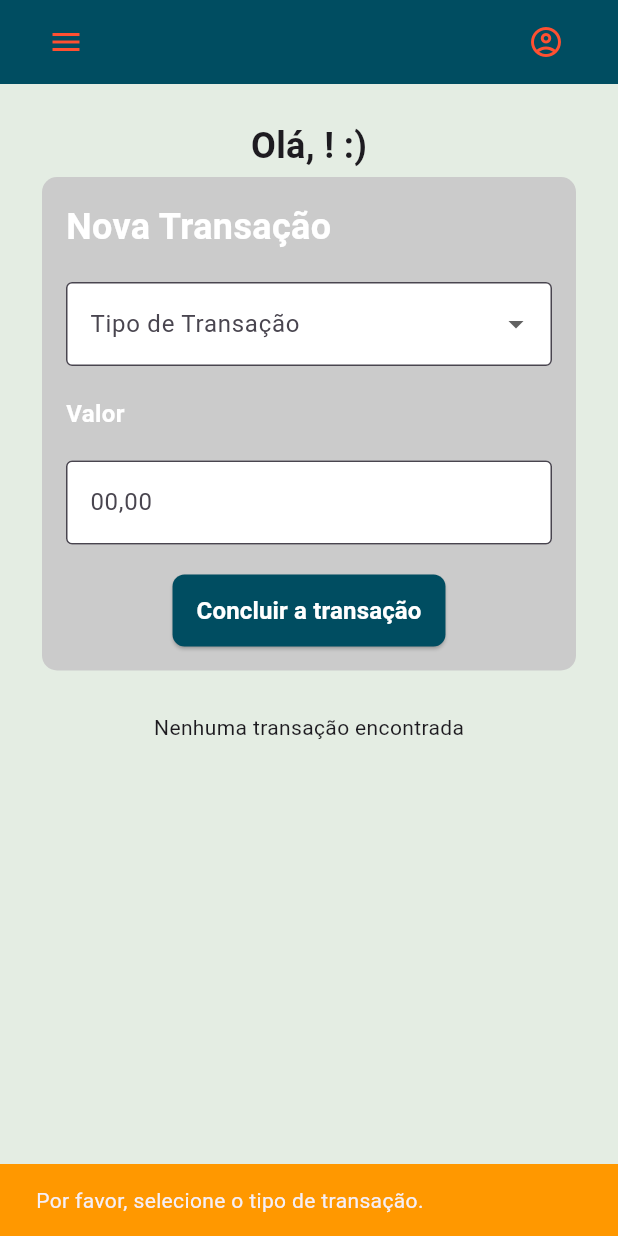
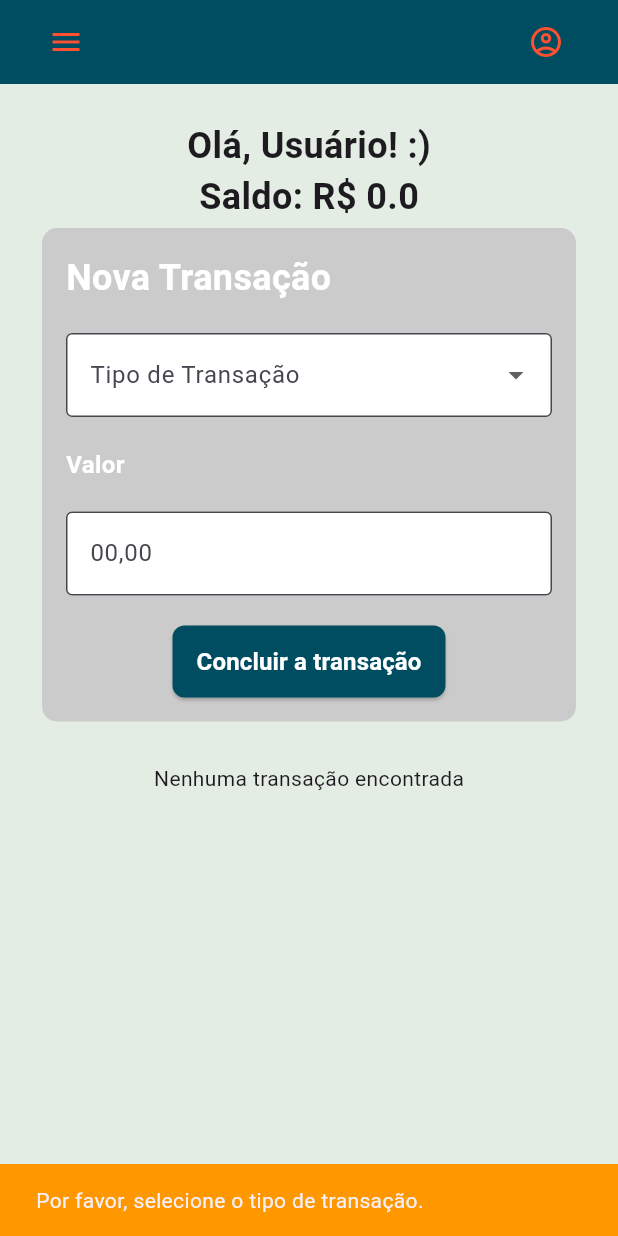
Before and after one commit to CarolBastos/tech_challenge_fase3, a Flutter app: the DashboardScreen screen opened by its route, after a tap on "Concluir a transação", on a phone screen of 412 x 824 dp. Run offline on Flutter 3.47's test engine with Material 3 defaults, Android fonts, the phone set to English and light mode, and no system bars; our stand-ins replace cloud_firestore, firebase_auth, firebase_core; accounts and stored records are empty.

Commit message:
adicionando logica para o saldo e transações

```diff
--- a/lib/screens/dashboard_screen.dart
+++ b/lib/screens/dashboard_screen.dart
@@ -17,6 +17,7 @@ class DashboardScreen extends StatefulWidget {
 class _DashboardScreenState extends State<DashboardScreen> {
   final GlobalKey<ScaffoldState> _scaffoldKey = GlobalKey<ScaffoldState>();
   String displayName = "Usuário";
+  double balance = 0.0;
 
   @override
   void initState() {
@@ -28,6 +29,7 @@ class _DashboardScreenState extends State<DashboardScreen> {
     User? user = FirebaseAuth.instance.currentUser;
     if (user != null) {
       await createUserFirestore(user);
+      await getUserBalance(user);
       setState(() {
         displayName = user.displayName ?? "Usuário";
       });
@@ -51,6 +53,20 @@ class _DashboardScreenState extends State<DashboardScreen> {
     }
   }
 
+  Future<void> getUserBalance(User user) async {
+    DocumentReference userRef = FirebaseFirestore.instance
+        .collection('usuarios')
+        .doc(user.uid);
+
+    DocumentSnapshot userDoc = await userRef.get();
+
+    if (userDoc.exists) {
+      setState(() {
+        balance = userDoc['saldo'] ?? 0.0;
+      });
+    }
+  }
+
   @override
   Widget build(BuildContext context) {
     return Scaffold(
@@ -67,6 +83,10 @@ class _DashboardScreenState extends State<DashboardScreen> {
                 "Olá, $displayName! :)",
                 style: TextStyle(fontSize: 24, fontWeight: FontWeight.bold),
               ),
+              Text(
+                "Saldo: R\$ $balance",
+                style: TextStyle(fontSize: 24, fontWeight: FontWeight.bold),
+              ),
               TransactionCard(),
               SizedBox(height: 24),
               TransactionList(),
--- a/lib/widgets/dashboard/new_transaction/new_transaction.dart
+++ b/lib/widgets/dashboard/new_transaction/new_transaction.dart
@@ -121,14 +121,55 @@ class _NewTransactionState extends State<NewTransaction> {
       return;
     }
 
+    double valor =
+        double.tryParse(valorController.text.replaceAll(',', '.')) ?? 0;
+    if (valor <= 0) {
+      ScaffoldMessenger.of(context).showSnackBar(
+        SnackBar(
+          content: Text('O valor da transação deve ser maior que zero.'),
+          backgroundColor: Colors.orange,
+        ),
+      );
+      return;
+    }
+
     try {
       FocusScope.of(context).unfocus();
+
+      DocumentSnapshot userDoc =
+          await FirebaseFirestore.instance
+              .collection('usuarios')
+              .doc(usuario.uid)
+              .get();
+
+      double balanceCurrent = (userDoc['saldo'] ?? 0).toDouble();
+      double newBalance = calculateNewBalance(
+        balanceCurrent,
+        valor,
+        tipoTransacao!,
+      );
+
+      if (newBalance < 0) {
+        ScaffoldMessenger.of(context).showSnackBar(
+          SnackBar(
+            content: Text('Saldo insuficiente para esta transação.'),
+            backgroundColor: Colors.red,
+          ),
+        );
+        return;
+      }
+
       await FirebaseFirestore.instance.collection('transacoes').add({
         'user_id': usuario.uid,
         'tipo': tipoTransacao,
         'valor': valorController.text,
         'data': FieldValue.serverTimestamp(),
       });
+
+      await FirebaseFirestore.instance
+          .collection('usuarios')
+          .doc(usuario.uid)
+          .update({'saldo': newBalance});
 
       ScaffoldMessenger.of(context).showSnackBar(
         SnackBar(
@@ -150,4 +191,18 @@ class _NewTransactionState extends State<NewTransaction> {
       );
     }
   }
+
+  bool isNegativeTransaction(String type) {
+    return type == 'Saque' || type == 'Transferência';
+  }
+
+  double calculateNewBalance(
+    double currentBalance,
+    double amount,
+    String type,
+  ) {
+    return isNegativeTransaction(type)
+        ? currentBalance - amount
+        : currentBalance + amount;
+  }
 }
```
